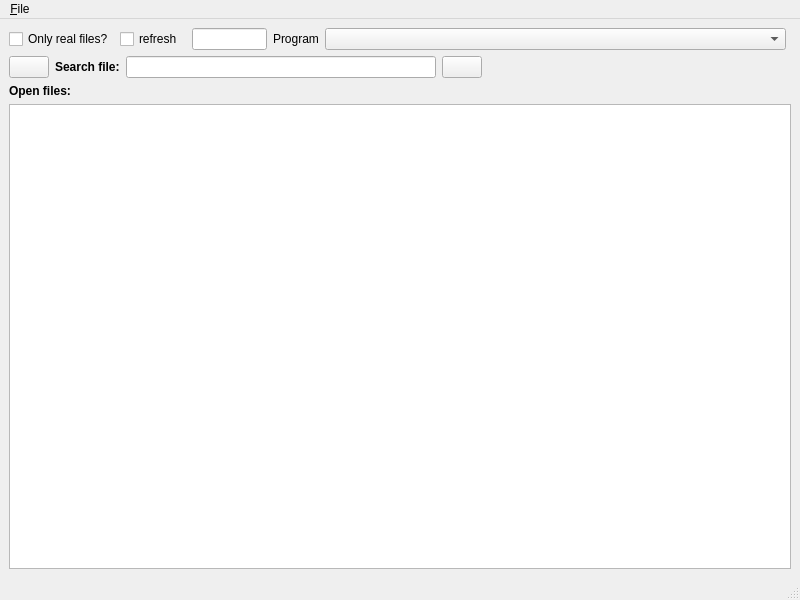
Qt form ui/main.ui (iddekingej/ofgui) before a commit.
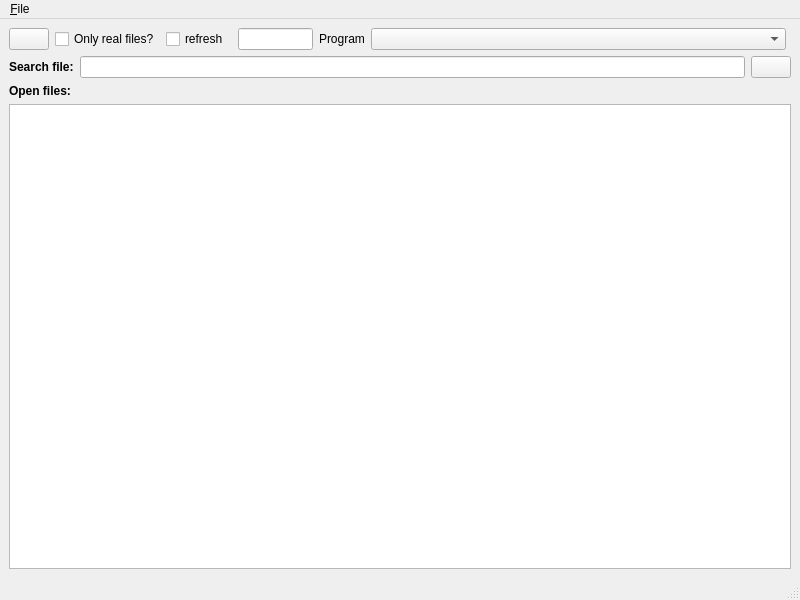
The same form after that commit. Icons and pictures are not drawn.

Commit message: * Rename classes, autoexpand proces list view,fix refresh button and code cleanup

```diff
--- a/ui/main.ui
+++ b/ui/main.ui
@@ -29,6 +29,26 @@
       <property name="rightMargin">
        <number>5</number>
       </property>
+      <item>
+       <widget class="QPushButton" name="refreshButton">
+        <property name="sizePolicy">
+         <sizepolicy hsizetype="Maximum" vsizetype="Fixed">
+          <horstretch>0</horstretch>
+          <verstretch>0</verstretch>
+         </sizepolicy>
+        </property>
+        <property name="toolTip">
+         <string>Refresh list</string>
+        </property>
+        <property name="text">
+         <string/>
+        </property>
+        <property name="icon">
+         <iconset resource="../icons.qrc">
+          <normaloff>:/icons/refresh.png</normaloff>:/icons/refresh.png</iconset>
+        </property>
+       </widget>
+      </item>
       <item>
        <widget class="QCheckBox" name="onlyRealFiles">
         <property name="sizePolicy">
@@ -113,26 +133,6 @@
       <property name="topMargin">
        <number>0</number>
       </property>
-      <item>
-       <widget class="QPushButton" name="refreshButton">
-        <property name="sizePolicy">
-         <sizepolicy hsizetype="Maximum" vsizetype="Fixed">
-          <horstretch>0</horstretch>
-          <verstretch>0</verstretch>
-         </sizepolicy>
-        </property>
-        <property name="toolTip">
-         <string>Refresh list</string>
-        </property>
-        <property name="text">
-         <string/>
-        </property>
-        <property name="icon">
-         <iconset resource="../icons.qrc">
-          <normaloff>:/icons/refresh.png</normaloff>:/icons/refresh.png</iconset>
-        </property>
-       </widget>
-      </item>
       <item>
        <widget class="QLabel" name="label_3">
         <property name="font">
@@ -169,19 +169,6 @@
         </property>
        </widget>
       </item>
-      <item>
-       <spacer name="horizontalSpacer">
-        <property name="orientation">
-         <enum>Qt::Horizontal</enum>
-        </property>
-        <property name="sizeHint" stdset="0">
-         <size>
-          <width>40</width>
-          <height>20</height>
-         </size>
-        </property>
-       </spacer>
-      </item>
      </layout>
     </item>
     <item>
```
Left out of the diff: 12 changed lines with no effect on the pictures. The commit also changes 4 other files.
